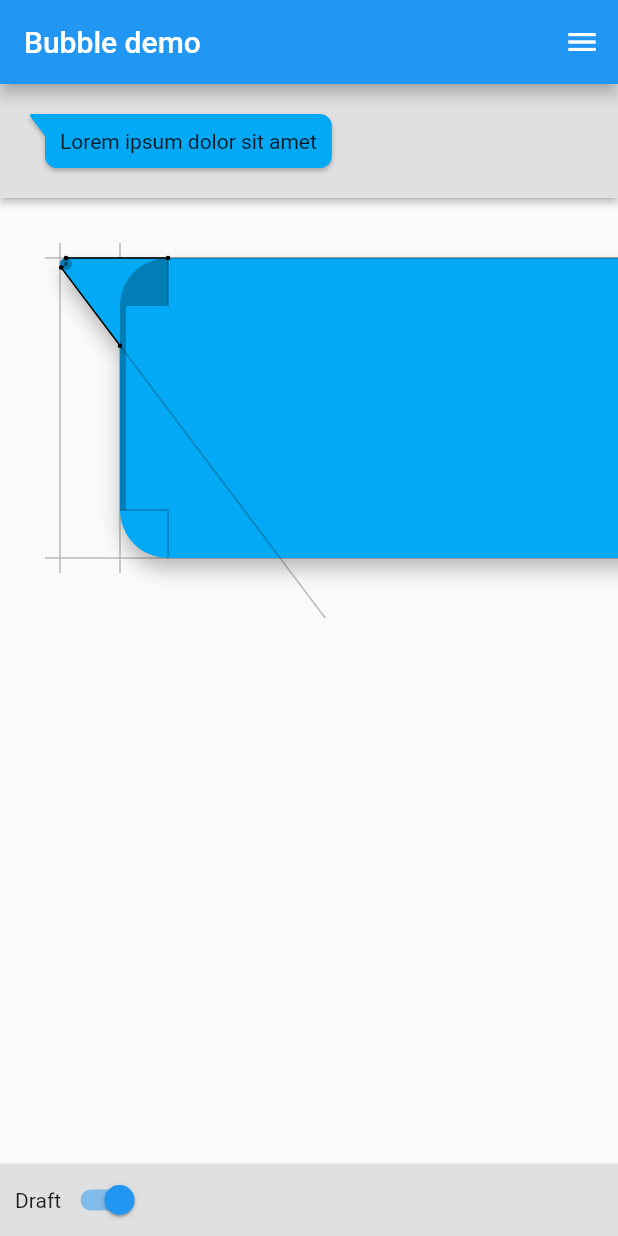
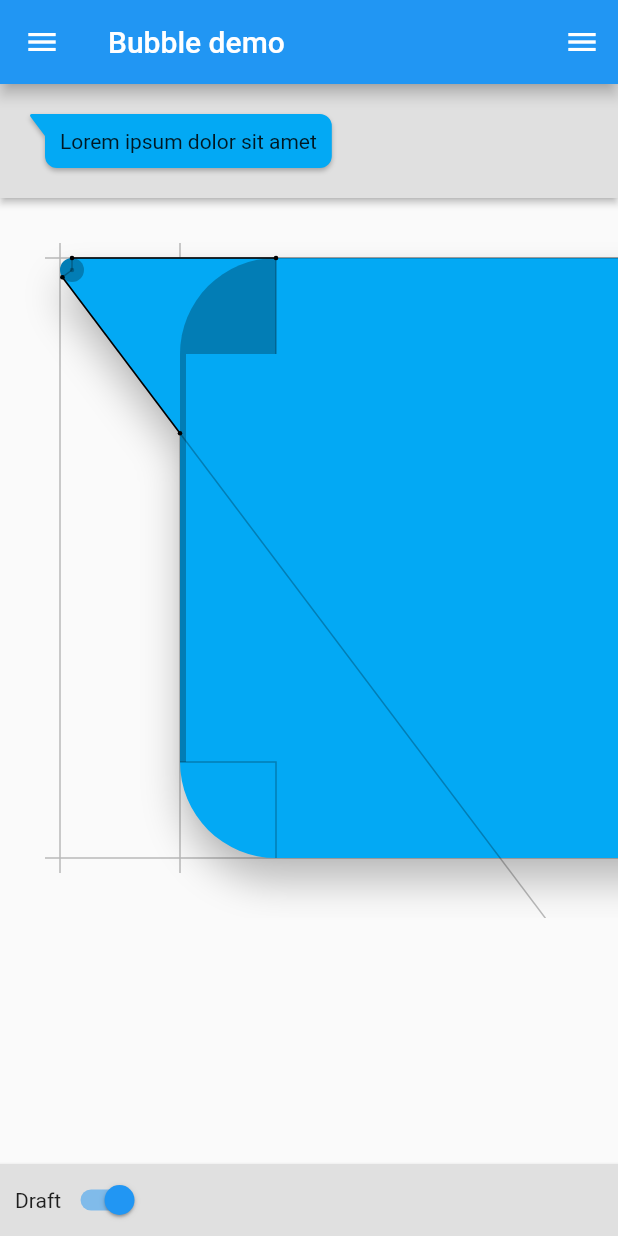
Before and after one commit to vi-k/bubblegen, a Flutter app: the screen it shows after launch, on a phone screen of 412 x 824 dp. Run offline on Flutter 3.47's test engine with Material 2 defaults, Android fonts, the phone set to English and light mode, and no system bars; statements that could not run were skipped.

```diff
--- a/lib/main.dart
+++ b/lib/main.dart
@@ -1,4 +1,4 @@
-import 'dart:math';
+import 'dart:math' as math;
 import 'dart:ui' as ui;
 
 import 'package:bubble_demo/bubble.dart';
@@ -640,11 +640,89 @@ class _NipLineSelectState extends State<NipLineSelect> {
   }
 }
 
+class Value extends StatelessWidget {
+  Value({
+    this.caption,
+    this.units,
+    @required this.value,
+    @required this.min,
+    @required this.max,
+    @required this.step,
+    fractionDigits,
+    this.onChanged,
+  })  : divisions = ((max - min) / step).round(),
+        num = ((value - min) / step).round(),
+        fractionDigits = fractionDigits ?? 1;
+
+  final String caption;
+  final String units;
+  final double value;
+  final double min;
+  final double max;
+  final double step;
+  final int divisions;
+  final int num;
+  final int fractionDigits;
+  final ValueChanged<double> onChanged;
+
+  @override
+  Widget build(BuildContext context) {
+    return Padding(
+      padding: EdgeInsets.symmetric(horizontal: 5),
+      child: Column(
+        children: <Widget>[
+          Table(children: [
+            TableRow(
+              children: <Widget>[
+                Text(caption),
+                Text('${value.toStringAsFixed(fractionDigits)}${units ?? ""}', textAlign: TextAlign.end)
+//                Text('$num $divisions $value', textAlign: TextAlign.end)
+              ],
+            ),
+          ]),
+          Table(
+            columnWidths: {
+              0: FixedColumnWidth(40),
+              1: FlexColumnWidth(40),
+              2: FixedColumnWidth(40),
+            },
+            children: [
+              TableRow(
+                children: <Widget>[
+                  RaisedButton(
+                    child: Text('–'),
+                    onPressed: () {
+                      onChanged(num > 0 ? min + (num - 1) * step : min);
+                    },
+                  ),
+                  Slider(
+                    value: value,
+                    min: min,
+                    max: max,
+                    divisions: divisions,
+                    onChanged: onChanged,
+                  ),
+                  RaisedButton(
+                    child: Text('+'),
+                    onPressed: () {
+                      onChanged(num < divisions ? min + (num + 1) * step : max);
+                    },
+                  ),
+                ],
+              ),
+            ],
+          ),
+        ],
+      ),
+    );
+  }
+}
+
 class _MyHomePageState extends State<MyHomePage> with TickerProviderStateMixin {
   var _height = 50.0;
   var _width = 100.0;
-  var _scale = 4.0;
-  var _zoomLevel = 0.0;
+  var _scale = 8.0;
+//  var _zoomLevel = 0.0;
   var _drawDraft = true;
 
   // Whatsapp
@@ -697,6 +775,191 @@ class _MyHomePageState extends State<MyHomePage> with TickerProviderStateMixin {
     var size = MediaQuery.of(context).size;
     print('screen: $size');
 
+    var _drawer = Semantics(
+      scopesRoute: true,
+      namesRoute: true,
+      explicitChildNodes: true,
+      label: MaterialLocalizations.of(context)?.drawerLabel,
+      child: ConstrainedBox(
+        constraints: BoxConstraints.expand(width: MediaQuery.of(context).size.width / 2),
+        child: Material(
+          elevation: 1.0,
+          child: ListView(
+            children: <Widget>[
+              Value(
+                caption: 'scale',
+                value: _scale,
+                units: 'x',
+                min: 1.0,
+                max: 16.0,
+                step: 1.0,
+                fractionDigits: 0,
+                onChanged: (double value) {
+                  setState(() {
+                    _scale = value;
+                  });
+                },
+              ),
+//              Row(
+//                children: <Widget>[
+//                  Text('zoom', textAlign: TextAlign.right),
+//                  Slider(
+//                    value: _zoomLevel,
+//                    //label: '${_zoom.round()}',
+//                    min: 0.0,
+//                    max: 5.0,
+//                    divisions: 5,
+//                    onChanged: (double value) {
+//                      setState(() {
+//                        _zoomLevel = value;
+//                      });
+//                    },
+//                  ),
+//                  Text('${math.pow(2, _zoomLevel).toStringAsFixed(0)}x'),
+//                ],
+//              ),
+              Divider(),
+              Text(
+                'Box',
+                style: TextStyle(fontWeight: FontWeight.bold),
+              ),
+              Value(
+                caption: 'height',
+                value: _height,
+                units: ' dp',
+                min: 10,
+                max: 200,
+                step: 1,
+                fractionDigits: 0,
+                onChanged: (double value) {
+                  setState(() {
+                    _height = value;
+                  });
+                },
+              ),
+              Value(
+                caption: 'width',
+                value: _width,
+                units: ' dp',
+                min: 10,
+                max: 400,
+                step: 1,
+                fractionDigits: 0,
+                onChanged: (double value) {
+                  setState(() {
+                    _width = value;
+                  });
+                },
+              ),
+              Value(
+                caption: 'corner\'s radius',
+                value: _radius,
+                units: ' dp',
+                min: 0,
+                max: 40,
+                step: 1,
+                fractionDigits: 0,
+                onChanged: (double value) {
+                  setState(() {
+                    _radius = value;
+                  });
+                },
+              ),
+              Divider(),
+              Text(
+                'Nip',
+                style: TextStyle(fontWeight: FontWeight.bold),
+              ),
+              Value(
+                caption: 'side',
+                value: _nipSide.index.toDouble(),
+                min: NipSide.left.index.toDouble(),
+                max: NipSide.bottom.index.toDouble(),
+                step: 1,
+                fractionDigits: 0,
+                onChanged: (double value) {
+                  setState(() {
+                    _nipSide = NipSide.values[value.floor()];
+                  });
+                },
+              ),
+              Value(
+                caption: 'radius',
+                value: _nipRadius,
+                units: ' dp',
+                min: 0,
+                max: 10,
+                step: 0.25,
+                fractionDigits: 2,
+                onChanged: (double value) {
+                  setState(() {
+                    _nipRadius = value;
+                  });
+                },
+              ),
+              Value(
+                caption: 'size',
+                value: _nipSize,
+                units: ' dp',
+                min: 0,
+                max: 40,
+                step: 1,
+                fractionDigits: 0,
+                onChanged: (double value) {
+                  setState(() {
+                    _nipSize = value;
+                  });
+                },
+              ),
+              Value(
+                caption: 'offset.rel',
+                value: _nipOffset.relative,
+                min: 0,
+                max: 1,
+                step: 0.1,
+                fractionDigits: 1,
+                onChanged: (double value) {
+                  setState(() {
+                    _nipOffset = NipOffset(relative: value, absolute: _nipOffset.absolute);
+                  });
+                },
+              ),
+              Value(
+                caption: 'offset.abs',
+                value: _nipOffset.absolute,
+                units: ' dp',
+                min: -40,
+                max: 120,
+                step: 1,
+                fractionDigits: 0,
+                onChanged: (double value) {
+                  setState(() {
+                    _nipOffset = NipOffset(relative: _nipOffset.relative, absolute: value);
+                  });
+                },
+              ),
+              Divider(),
+              NipLineSelect(
+                caption: 'Top line',
+                nipLine: _topLine,
+                onChange: (nipLine) => setState(() {
+                  _topLine = nipLine;
+                }),
+              ),
+              Divider(),
+              NipLineSelect(
+                caption: 'Bottom line',
+                nipLine: _bottomLine,
+                onChange: (nipLine) => setState(() {
+                  _bottomLine = nipLine;
+                }),
+              ),
+            ],
+          ),
+        ),
+      ),
+    );
+
     return Scaffold(
       appBar: AppBar(
         title: Text('Bubble demo'),
@@ -736,8 +999,7 @@ class _MyHomePageState extends State<MyHomePage> with TickerProviderStateMixin {
                 padding: EdgeInsets.all(40),
                 child: Bubble(
                   scale: _scale,
-                    radius: BubbleRadius(
-                        topLeft: _radius, topRight: _radius, bottomLeft: _radius, bottomRight: _radius),
+                  radius: BubbleRadius(topLeft: _radius, topRight: _radius, bottomLeft: _radius, bottomRight: _radius),
                   nipSide: _nipSide,
                   nipRadius: _nipRadius,
                   nipSize: _nipSize,
@@ -826,209 +1088,8 @@ class _MyHomePageState extends State<MyHomePage> with TickerProviderStateMixin {
           ),
         ],
       ),
-      endDrawer: Drawer(
-        child: ListView(
-          children: <Widget>[
-            Row(
-              children: <Widget>[
-                Text('scale', textAlign: TextAlign.right),
-                Slider(
-                  value: _scale,
-                  min: 1.0,
-                  max: 8.0,
-                  divisions: 7,
-                  onChanged: (double value) {
-                    setState(() {
-                      _scale = value;
-                    });
-                  },
-                ),
-                Text('${_scale.toStringAsFixed(1)}x'),
-              ],
-            ),
-            Row(
-              children: <Widget>[
-                Text('zoom', textAlign: TextAlign.right),
-                Slider(
-                  value: _zoomLevel,
-                  //label: '${_zoom.round()}',
-                  min: 0.0,
-                  max: 5.0,
-                  divisions: 5,
-                  onChanged: (double value) {
-                    setState(() {
-                      _zoomLevel = value;
-                    });
-                  },
-                ),
-                Text('${pow(2, _zoomLevel).toStringAsFixed(0)}x'),
-              ],
-            ),
-            Divider(),
-            Text(
-              'Box',
-              style: TextStyle(fontWeight: FontWeight.bold),
-            ),
-            Row(
-              children: <Widget>[
-                Text('height', textAlign: TextAlign.right),
-                Slider(
-                  value: _height,
-                  min: 10.0,
-                  max: 200.0,
-                  divisions: 190,
-                  onChanged: (double value) {
-                    setState(() {
-                      _height = value;
-                    });
-                  },
-                ),
-                Text('${_height.toStringAsFixed(0)}'),
-              ],
-            ),
-            Row(
-              children: <Widget>[
-                Text('width', textAlign: TextAlign.right),
-                Slider(
-                  value: _width,
-                  min: 10.0,
-                  max: 400.0,
-                  divisions: 390,
-                  onChanged: (double value) {
-                    setState(() {
-                      _width = value;
-                    });
-                  },
-                ),
-                Text('${_width.toStringAsFixed(0)}'),
-              ],
-            ),
-            Row(
-              children: <Widget>[
-                Text('corner\'s radius', textAlign: TextAlign.right),
-                Slider(
-                  value: _radius,
-                  min: 0.0,
-                  max: 40.0,
-                  divisions: 40,
-                  onChanged: (double value) {
-                    setState(() {
-                      _radius = value;
-                    });
-                  },
-                ),
-                Text('${_radius.toStringAsFixed(1)}'),
-              ],
-            ),
-            Divider(),
-            Text(
-              'Nip',
-              style: TextStyle(fontWeight: FontWeight.bold),
-            ),
-            Row(
-              children: <Widget>[
-                Text('side', textAlign: TextAlign.right),
-                Slider(
-                  value: _nipSide.index.toDouble(),
-                  min: NipSide.left.index.toDouble(),
-                  max: NipSide.bottom.index.toDouble(),
-                  divisions: 3,
-                  onChanged: (double value) {
-                    setState(() {
-                      _nipSide = NipSide.values[value.floor()];
-                    });
-                  },
-                ),
-                Text(_nipSide.toString().replaceFirst(RegExp(r'NipSide\.'), '')),
-              ],
-            ),
-            Row(
-              children: <Widget>[
-                Text('radius', textAlign: TextAlign.right),
-                Slider(
-                  value: _nipRadius,
-                  min: 0.0,
-                  max: 10.0,
-                  divisions: 40,
-                  onChanged: (double value) {
-                    setState(() {
-                      _nipRadius = value;
-                    });
-                  },
-                ),
-                Text('${_nipRadius.toStringAsFixed(2)}'),
-              ],
-            ),
-            Row(
-              children: <Widget>[
-                Text('size', textAlign: TextAlign.right),
-                Slider(
-                  value: _nipSize,
-                  min: 0.0,
-                  max: 40.0,
-                  divisions: 40,
-                  onChanged: (double value) {
-                    setState(() {
-                      _nipSize = value;
-                    });
-                  },
-                ),
-                Text('${_nipSize.toStringAsFixed(1)}'),
-              ],
-            ),
-            Row(
-              children: <Widget>[
-                Text('offset.rel', textAlign: TextAlign.right),
-                Slider(
-                  value: _nipOffset.relative,
-                  min: 0.0,
-                  max: 1.0,
-                  divisions: 10,
-                  onChanged: (double value) {
-                    setState(() {
-                      _nipOffset = NipOffset(relative: value, absolute: _nipOffset.absolute);
-                    });
-                  },
-                ),
-                Text('${_nipOffset.relative.toStringAsFixed(1)}'),
-              ],
-            ),
-            Row(
-              children: <Widget>[
-                Text('offset.abs', textAlign: TextAlign.right),
-                Slider(
-                  value: _nipOffset.absolute,
-                  min: -40.0,
-                  max: 120.0,
-                  divisions: 160,
-                  onChanged: (double value) {
-                    setState(() {
-                      _nipOffset = NipOffset(relative: _nipOffset.relative, absolute: value);
-                    });
-                  },
-                ),
-                Text('${_nipOffset.absolute.toStringAsFixed(1)}'),
-              ],
-            ),
-            Divider(),
-            NipLineSelect(
-              caption: 'Top line',
-              nipLine: _topLine,
-              onChange: (nipLine) => setState(() {
-                _topLine = nipLine;
-              }),
-            ),
-            Divider(),
-            NipLineSelect(
-              caption: 'Bottom line',
-              nipLine: _bottomLine,
-              onChange: (nipLine) => setState(() {
-                _bottomLine = nipLine;
-              }),
-            ),
-          ],
-        ),
-      ),
+      drawer: _drawer,
+      endDrawer: _drawer,
     );
   }
 }
```
Lines whose indentation alone changed are shown as unchanged.
